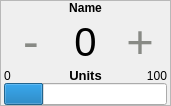
Above: gui/toolsettings/toolsettings.ui from MariuszSuchenek/MVM_GUI_test2 before the change. Below: the same form after it.
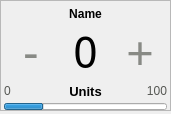
That is the form after the change.

Commit message: Changed color scheme of monitor and toolsettings widgets

```diff
--- a/gui/toolsettings/toolsettings.ui
+++ b/gui/toolsettings/toolsettings.ui
@@ -7,13 +7,19 @@
     <x>0</x>
     <y>0</y>
     <width>171</width>
-    <height>105</height>
+    <height>114</height>
    </rect>
   </property>
+  <property name="minimumSize">
+   <size>
+    <width>171</width>
+    <height>91</height>
+   </size>
+  </property>
   <property name="maximumSize">
    <size>
-    <width>16777215</width>
-    <height>105</height>
+    <width>171</width>
+    <height>114</height>
    </size>
   </property>
   <property name="windowTitle">
@@ -30,7 +36,7 @@
     <number>0</number>
    </property>
    <property name="bottomMargin">
-    <number>0</number>
+    <number>3</number>
    </property>
    <property name="spacing">
     <number>0</number>
@@ -255,7 +261,8 @@
        <widget class="QLabel" name="label_value">
         <property name="font">
          <font>
-          <pointsize>30</pointsize>
+          <family>Noto Mono</family>
+          <pointsize>33</pointsize>
          </font>
         </property>
         <property name="text">
@@ -285,6 +292,70 @@
       </item>
       <item row="3" column="0">
        <widget class="QLabel" name="label_min">
+        <property name="palette">
+         <palette>
+          <active>
+           <colorrole role="WindowText">
+            <brush brushstyle="SolidPattern">
+             <color alpha="255">
+              <red>85</red>
+              <green>87</green>
+              <blue>83</blue>
+             </color>
+            </brush>
+           </colorrole>
+           <colorrole role="Text">
+            <brush brushstyle="SolidPattern">
+             <color alpha="255">
+              <red>85</red>
+              <green>87</green>
+              <blue>83</blue>
+             </color>
+            </brush>
+           </colorrole>
+          </active>
+          <inactive>
+           <colorrole role="WindowText">
+            <brush brushstyle="SolidPattern">
+             <color alpha="255">
+              <red>85</red>
+              <green>87</green>
+              <blue>83</blue>
+             </color>
+            </brush>
+           </colorrole>
+           <colorrole role="Text">
+            <brush brushstyle="SolidPattern">
+             <color alpha="255">
+              <red>85</red>
+              <green>87</green>
+              <blue>83</blue>
+             </color>
+            </brush>
+           </colorrole>
+          </inactive>
+          <disabled>
+           <colorrole role="WindowText">
+            <brush brushstyle="SolidPattern">
+             <color alpha="255">
+              <red>190</red>
+              <green>190</green>
+              <blue>190</blue>
+             </color>
+            </brush>
+           </colorrole>
+           <colorrole role="Text">
+            <brush brushstyle="SolidPattern">
+             <color alpha="255">
+              <red>190</red>
+              <green>190</green>
+              <blue>190</blue>
+             </color>
+            </brush>
+           </colorrole>
+          </disabled>
+         </palette>
+        </property>
         <property name="text">
          <string>0</string>
         </property>
@@ -292,6 +363,70 @@
       </item>
       <item row="3" column="2">
        <widget class="QLabel" name="label_max">
+        <property name="palette">
+         <palette>
+          <active>
+           <colorrole role="WindowText">
+            <brush brushstyle="SolidPattern">
+             <color alpha="255">
+              <red>85</red>
+              <green>87</green>
+              <blue>83</blue>
+             </color>
+            </brush>
+           </colorrole>
+           <colorrole role="Text">
+            <brush brushstyle="SolidPattern">
+             <color alpha="255">
+              <red>85</red>
+              <green>87</green>
+              <blue>83</blue>
+             </color>
+            </brush>
+           </colorrole>
+          </active>
+          <inactive>
+           <colorrole role="WindowText">
+            <brush brushstyle="SolidPattern">
+             <color alpha="255">
+              <red>85</red>
+              <green>87</green>
+              <blue>83</blue>
+             </color>
+            </brush>
+           </colorrole>
+           <colorrole role="Text">
+            <brush brushstyle="SolidPattern">
+             <color alpha="255">
+              <red>85</red>
+              <green>87</green>
+              <blue>83</blue>
+             </color>
+            </brush>
+           </colorrole>
+          </inactive>
+          <disabled>
+           <colorrole role="WindowText">
+            <brush brushstyle="SolidPattern">
+             <color alpha="255">
+              <red>190</red>
+              <green>190</green>
+              <blue>190</blue>
+             </color>
+            </brush>
+           </colorrole>
+           <colorrole role="Text">
+            <brush brushstyle="SolidPattern">
+             <color alpha="255">
+              <red>190</red>
+              <green>190</green>
+              <blue>190</blue>
+             </color>
+            </brush>
+           </colorrole>
+          </disabled>
+         </palette>
+        </property>
         <property name="text">
          <string>100</string>
         </property>
@@ -302,6 +437,76 @@
       </item>
       <item row="5" column="0" colspan="3">
        <widget class="QProgressBar" name="slider_value">
+        <property name="maximumSize">
+         <size>
+          <width>16777215</width>
+          <height>7</height>
+         </size>
+        </property>
+        <property name="palette">
+         <palette>
+          <active>
+           <colorrole role="Base">
+            <brush brushstyle="SolidPattern">
+             <color alpha="255">
+              <red>255</red>
+              <green>255</green>
+              <blue>255</blue>
+             </color>
+            </brush>
+           </colorrole>
+           <colorrole role="Highlight">
+            <brush brushstyle="SolidPattern">
+             <color alpha="255">
+              <red>48</red>
+              <green>140</green>
+              <blue>198</blue>
+             </color>
+            </brush>
+           </colorrole>
+          </active>
+          <inactive>
+           <colorrole role="Base">
+            <brush brushstyle="SolidPattern">
+             <color alpha="255">
+              <red>255</red>
+              <green>255</green>
+              <blue>255</blue>
+             </color>
+            </brush>
+           </colorrole>
+           <colorrole role="Highlight">
+            <brush brushstyle="SolidPattern">
+             <color alpha="255">
+              <red>48</red>
+              <green>140</green>
+              <blue>198</blue>
+             </color>
+            </brush>
+           </colorrole>
+          </inactive>
+          <disabled>
+           <colorrole role="Base">
+            <brush brushstyle="SolidPattern">
+             <color alpha="255">
+              <red>239</red>
+              <green>235</green>
+              <blue>231</blue>
+             </color>
+            </brush>
+           </colorrole>
+           <colorrole role="Highlight">
+            <brush brushstyle="SolidPattern">
+             <color alpha="255">
+              <red>145</red>
+              <green>141</green>
+              <blue>126</blue>
+             </color>
+            </brush>
+           </colorrole>
+          </disabled>
+         </palette>
+        </property>
         <property name="value">
          <number>24</number>
         </property>
```
The commit also changes 4 other files.
